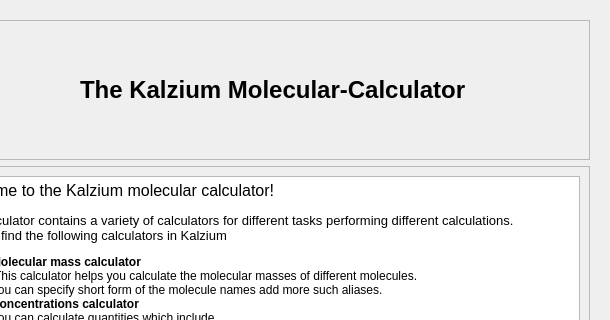
The window that src/calculator/calculator.ui (KDE/kalzium) describes before a commit, drawn with Qt 5; both pictures show x 290 to 900 and y 0 to 320 of the 900 by 600 pixel window.
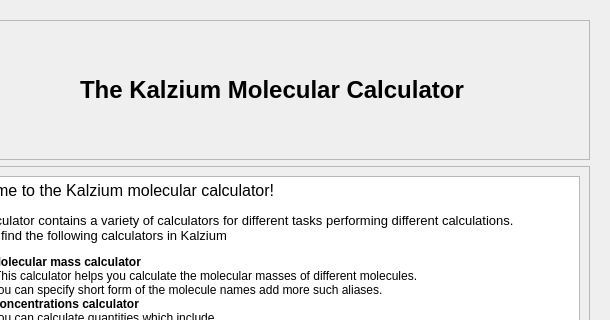
The same window after the commit. Custom widgets are drawn as their Qt base class.

The edit to the form file:
```diff
--- a/src/calculator/calculator.ui
+++ b/src/calculator/calculator.ui
@@ -127,7 +127,7 @@
 &lt;html&gt;&lt;head&gt;&lt;meta name=&quot;qrichtext&quot; content=&quot;1&quot; /&gt;&lt;style type=&quot;text/css&quot;&gt;
 p, li { white-space: pre-wrap; }
 &lt;/style&gt;&lt;/head&gt;&lt;body style=&quot; font-family:'DejaVu Sans'; font-size:9pt; font-weight:400; font-style:normal;&quot;&gt;
-&lt;p style=&quot; margin-top:0px; margin-bottom:0px; margin-left:0px; margin-right:0px; -qt-block-indent:0; text-indent:0px;&quot;&gt;&lt;span style=&quot; font-size:18pt; font-weight:600;&quot;&gt;The Kalzium Molecular-Calculator&lt;/span&gt;&lt;/p&gt;&lt;/body&gt;&lt;/html&gt;</string>
+&lt;p style=&quot; margin-top:0px; margin-bottom:0px; margin-left:0px; margin-right:0px; -qt-block-indent:0; text-indent:0px;&quot;&gt;&lt;span style=&quot; font-size:18pt; font-weight:600;&quot;&gt;The Kalzium Molecular Calculator&lt;/span&gt;&lt;/p&gt;&lt;/body&gt;&lt;/html&gt;</string>
             </property>
            </widget>
           </item>
```
Left out of the diff: 4 changed lines with no effect on the pictures.
